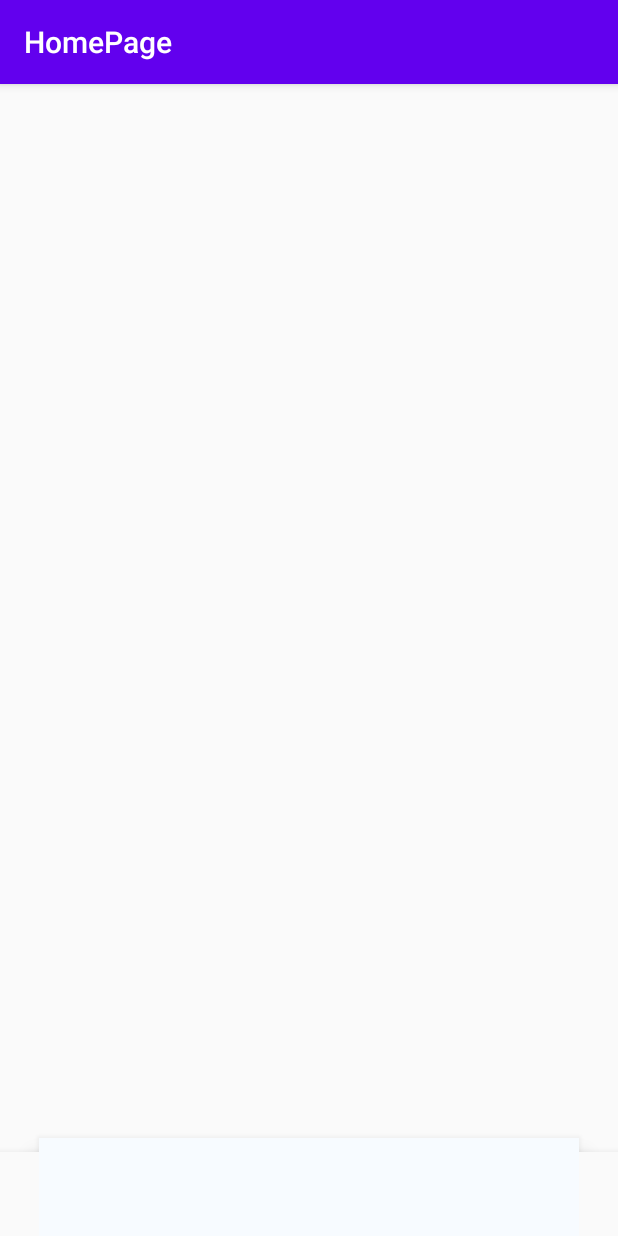
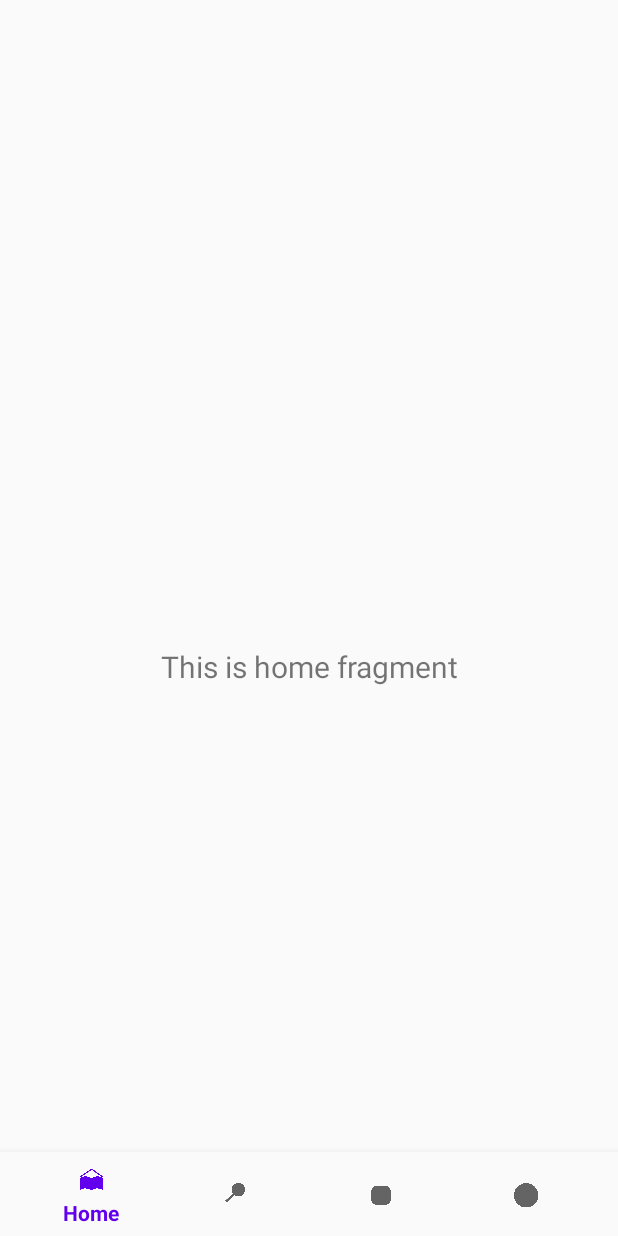
Before and after one commit to Joshua-Mosso/-WowBook-, an Android app: the HomePage screen opened directly, with no data from a screen before it, on a phone screen of 412 x 824 dp. Run offline under Robolectric (Android 15) with nearby library versions, the phone set to English and light mode, and no system bars; our stand-ins replace navigation-ui; 1 statement that could not run was skipped.

Commit message:
Home Page implementada

```diff
--- a/WOWBOOK/app/src/main/java/com/example/wowbook/HomePage.java
+++ b/WOWBOOK/app/src/main/java/com/example/wowbook/HomePage.java
@@ -14,12 +14,12 @@ public class HomePage extends AppCompatActivity {
     @Override
     protected void onCreate(Bundle savedInstanceState) {
         super.onCreate(savedInstanceState);
-        setContentView(R.layout.activity_home_page);
+        setContentView(R.layout.activity_home_page2);
         BottomNavigationView navView = findViewById(R.id.nav_view);
         // Passing each menu ID as a set of Ids because each
         // menu should be considered as top level destinations.
         AppBarConfiguration appBarConfiguration = new AppBarConfiguration.Builder(
-                R.id.navigation_home, R.id.navigation_dashboard, R.id.navigation_notifications)
+                R.id.navigation_home, R.id.navigation_search, R.id.navigation_publish, R.id.navigation_profile)
                 .build();
         NavController navController = Navigation.findNavController(this, R.id.nav_host_fragment);
         NavigationUI.setupActionBarWithNavController(this, navController, appBarConfiguration);
--- a/WOWBOOK/app/src/main/java/com/example/wowbook/MainActivity.java
+++ b/WOWBOOK/app/src/main/java/com/example/wowbook/MainActivity.java
@@ -15,9 +15,7 @@ public class MainActivity extends AppCompatActivity {
         super.onCreate(savedInstanceState);
         setContentView(R.layout.activity_main);
 
-        //Direção para a pagina de signUp
-        Button signButton = (Button) findViewById(R.id.sign_up);
-        Intent intent = new Intent(this, SignUp.class);
+
 
     }
 
--- a/WOWBOOK/app/src/main/res/layout/activity_home_page.xml
+++ b/WOWBOOK/app/src/main/res/layout/activity_home_page2.xml
@@ -1,7 +1,6 @@
 <?xml version="1.0" encoding="utf-8"?>
 <android.support.constraint.ConstraintLayout xmlns:android="http://schemas.android.com/apk/res/android"
     xmlns:app="http://schemas.android.com/apk/res-auto"
-    xmlns:tools="http://schemas.android.com/tools"
     android:id="@+id/container"
     android:layout_width="match_parent"
     android:layout_height="match_parent"
@@ -19,12 +18,16 @@
         app:layout_constraintRight_toRightOf="parent"
         app:menu="@menu/bottom_nav_menu" />
 
-    <android.support.design.widget.BottomNavigationView
-        android:layout_width="360dp"
-        android:layout_height="65dp"
-        android:background="#F7FBFF"
-        app:layout_constraintBottom_toBottomOf="parent"
-        app:layout_constraintEnd_toEndOf="parent"
-        app:layout_constraintStart_toStartOf="parent" />
+    <fragment
+        android:id="@+id/nav_host_fragment"
+        android:name="androidx.navigation.fragment.NavHostFragment"
+        android:layout_width="match_parent"
+        android:layout_height="match_parent"
+        app:defaultNavHost="true"
+        app:layout_constraintBottom_toTopOf="@id/nav_view"
+        app:layout_constraintLeft_toLeftOf="parent"
+        app:layout_constraintRight_toRightOf="parent"
+        app:layout_constraintTop_toTopOf="parent"
+        app:navGraph="@navigation/mobile_navigation" />
 
 </android.support.constraint.ConstraintLayout>
--- a/WOWBOOK/app/src/main/res/menu/bottom_nav_menu.xml
+++ b/WOWBOOK/app/src/main/res/menu/bottom_nav_menu.xml
@@ -3,17 +3,22 @@
 
     <item
         android:id="@+id/navigation_home"
-        android:icon="@drawable/ic_home_black_24dp"
+        android:icon="@drawable/home"
         android:title="@string/title_home" />
 
     <item
-        android:id="@+id/navigation_dashboard"
-        android:icon="@drawable/ic_dashboard_black_24dp"
-        android:title="@string/title_dashboard" />
+        android:id="@+id/navigation_search"
+        android:icon="@drawable/search"
+        android:title="Pesquisar" />
 
     <item
-        android:id="@+id/navigation_notifications"
-        android:icon="@drawable/ic_notifications_black_24dp"
-        android:title="@string/title_notifications" />
+        android:id="@+id/navigation_publish"
+        android:icon="@drawable/publish"
+        android:title="Publicar" />
+
+    <item
+        android:id="@+id/navigation_profile"
+        android:icon="@drawable/profile"
+        android:title="Perfil" />
 
 </menu>
--- a/WOWBOOK/app/src/main/res/navigation/mobile_navigation.xml
+++ b/WOWBOOK/app/src/main/res/navigation/mobile_navigation.xml
@@ -22,4 +22,9 @@
         android:name="com.example.wowbook.ui.notifications.NotificationsFragment"
         android:label="@string/title_notifications"
         tools:layout="@layout/fragment_notifications" />
+    <fragment
+        android:id="@+id/profile"
+        android:name="com.example.wowbook.Profile"
+        android:label="fragment_profile"
+        tools:layout="@layout/fragment_profile" />
 </navigation>
--- a/WOWBOOK/app/src/main/res/values/colors.xml
+++ b/WOWBOOK/app/src/main/res/values/colors.xml
@@ -3,4 +3,9 @@
     <color name="colorPrimary">#6200EE</color>
     <color name="colorPrimaryDark">#3700B3</color>
     <color name="colorAccent">#03DAC5</color>
+
+    <color name="yellow">#F4BB0F</color>
+    <color name="darkGreen">#47A34B</color>
+    <color name="lightGreen">#8BC34A</color>
+    <color name="red">#F44336</color>
 </resources>
--- a/WOWBOOK/app/src/main/res/values/strings.xml
+++ b/WOWBOOK/app/src/main/res/values/strings.xml
@@ -4,4 +4,7 @@
     <string name="title_home">Home</string>
     <string name="title_dashboard">Dashboard</string>
     <string name="title_notifications">Notifications</string>
+
+    <!-- TODO: Remove or change this placeholder text -->
+    <string name="hello_blank_fragment">Hello blank fragment</string>
 </resources>
--- a/WOWBOOK/app/src/main/res/values/styles.xml
+++ b/WOWBOOK/app/src/main/res/values/styles.xml
@@ -1,7 +1,7 @@
 <resources>
 
     <!-- Base application theme. -->
-    <style name="AppTheme" parent="Theme.AppCompat.Light.DarkActionBar">
+    <style name="AppTheme" parent="Theme.AppCompat.Light.NoActionBar">
         <!-- Customize your theme here. -->
         <item name="colorPrimary">@color/colorPrimary</item>
         <item name="colorPrimaryDark">@color/colorPrimaryDark</item>
```
Also changed, not shown: WOWBOOK/app/build.gradle (+6 -1 lines), WOWBOOK/app/src/main/java/com/example/wowbook/ui/profile/ProfileFragment.java (added, +34 -0 lines), WOWBOOK/app/src/main/java/com/example/wowbook/ui/profile/ProfileViewModel.java (added, +18 -0 lines), WOWBOOK/app/src/main/res/layout/fragment_profile.xml (added, +14 -0 lines), WOWBOOK/app/src/main/res/drawable/home.png (added), WOWBOOK/app/src/main/res/drawable/profile.png (added), WOWBOOK/app/src/main/res/drawable/publish.png (added), WOWBOOK/app/src/main/res/drawable/search.png (added).
